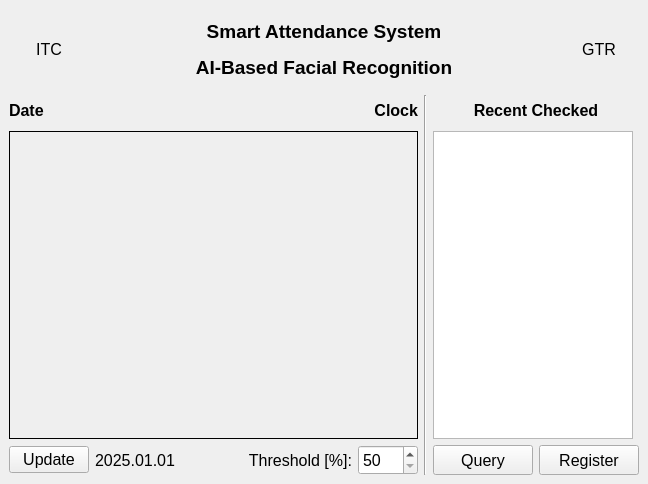
The window that resource/view_controller/main_attendance_form/View.ui (muysengly/repo_attd_sys) describes before a commit, drawn with Qt 5.
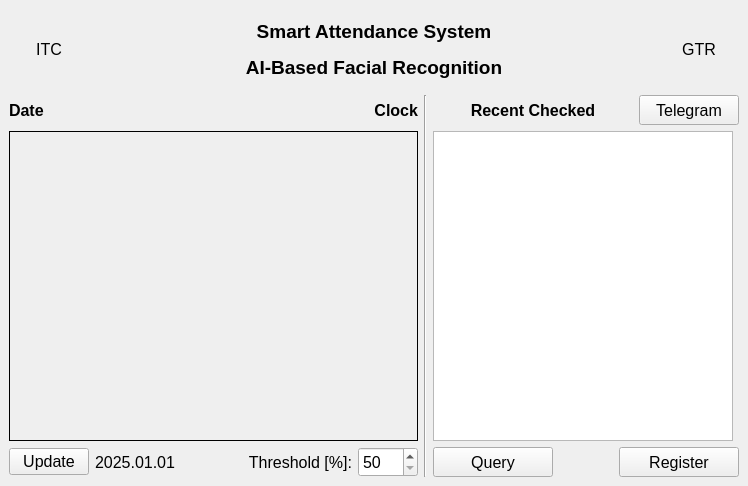
The same window after the commit.

Diff of the .ui file:
```diff
--- a/resource/view_controller/main_attendance_form/View.ui
+++ b/resource/view_controller/main_attendance_form/View.ui
@@ -9,8 +9,8 @@
    <rect>
     <x>0</x>
     <y>0</y>
-    <width>648</width>
-    <height>484</height>
+    <width>748</width>
+    <height>486</height>
    </rect>
   </property>
   <property name="sizePolicy">
@@ -410,7 +410,9 @@
       </item>
       <item>
        <layout class="QVBoxLayout" name="verticalLayout_3">
-        <item alignment="Qt::AlignHCenter|Qt::AlignBottom">
+        <item>
+         <layout class="QHBoxLayout" name="horizontalLayout_6">
+          <item>
          <widget class="QLabel" name="label_6">
           <property name="minimumSize">
            <size>
@@ -439,6 +441,33 @@
          </widget>
         </item>
         <item>
+           <widget class="QPushButton" name="pushButton_telegram">
+            <property name="minimumSize">
+             <size>
+              <width>100</width>
+              <height>30</height>
+             </size>
+            </property>
+            <property name="maximumSize">
+             <size>
+              <width>100</width>
+              <height>30</height>
+             </size>
+            </property>
+            <property name="font">
+             <font>
+              <pointsize>12</pointsize>
+              <bold>false</bold>
+             </font>
+            </property>
+            <property name="text">
+             <string>Telegram</string>
+            </property>
+           </widget>
+          </item>
+         </layout>
+        </item>
+        <item>
          <widget class="QListView" name="listView_attd">
           <property name="sizePolicy">
            <sizepolicy hsizetype="Preferred" vsizetype="Expanding">
@@ -448,13 +477,13 @@
           </property>
           <property name="minimumSize">
            <size>
-            <width>200</width>
+            <width>300</width>
             <height>300</height>
            </size>
           </property>
           <property name="maximumSize">
            <size>
-            <width>200</width>
+            <width>300</width>
             <height>99999</height>
            </size>
           </property>
@@ -470,17 +499,17 @@
         </item>
         <item>
          <layout class="QHBoxLayout" name="horizontalLayout_4">
-          <item alignment="Qt::AlignHCenter">
+          <item alignment="Qt::AlignLeft">
            <widget class="QPushButton" name="pushButton_query">
             <property name="minimumSize">
              <size>
-              <width>100</width>
+              <width>120</width>
               <height>30</height>
              </size>
             </property>
             <property name="maximumSize">
              <size>
-              <width>100</width>
+              <width>120</width>
               <height>30</height>
              </size>
             </property>
@@ -495,17 +524,17 @@
             </property>
            </widget>
           </item>
-          <item>
+          <item alignment="Qt::AlignRight">
            <widget class="QPushButton" name="pushButton_register">
             <property name="minimumSize">
              <size>
-              <width>100</width>
+              <width>120</width>
               <height>30</height>
              </size>
             </property>
             <property name="maximumSize">
              <size>
-              <width>100</width>
+              <width>120</width>
               <height>30</height>
              </size>
             </property>
```
Lines whose indentation alone changed are shown as unchanged.
